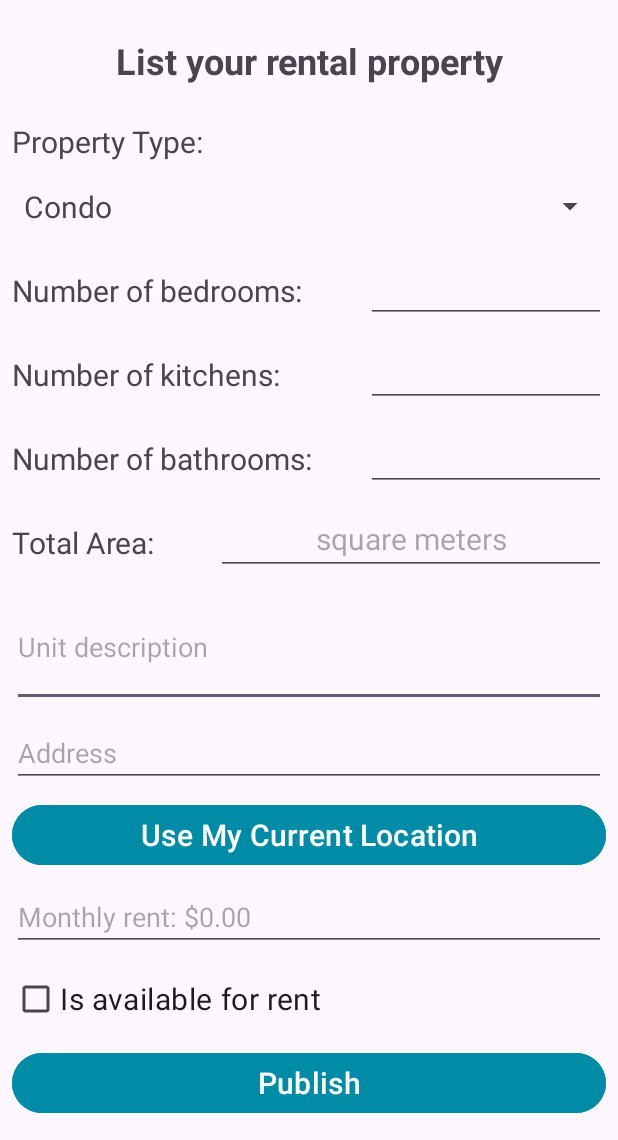
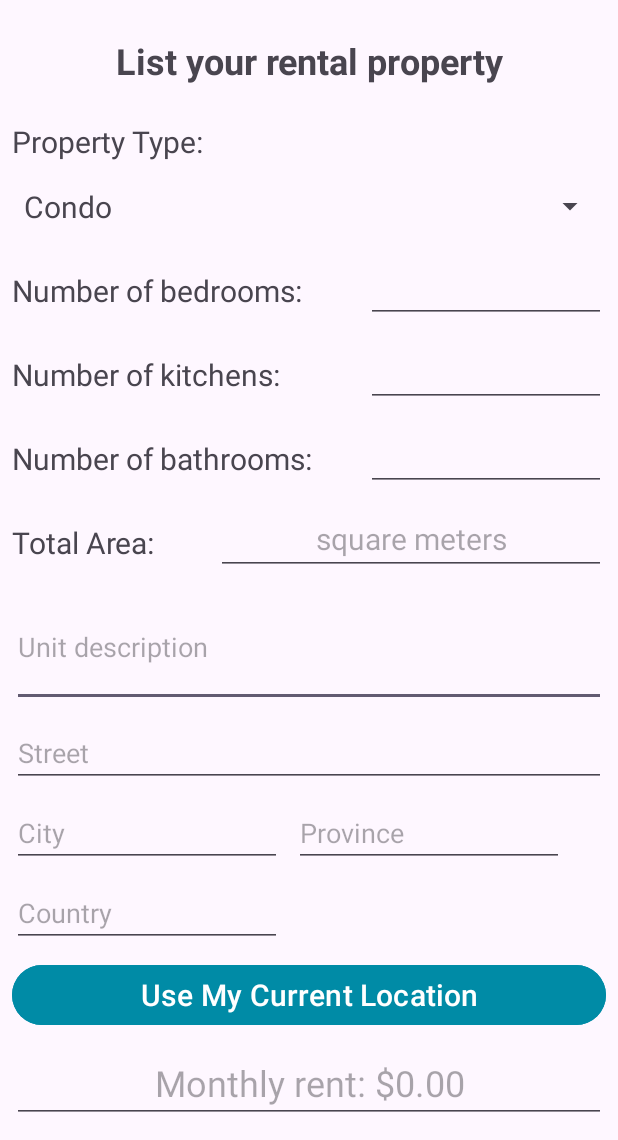
Before and after one commit to AlfieGBC/Group4_4Rent, an Android app: the RentalFormActivity screen opened directly, with no data from a screen before it, after a tap on "Search", on a phone screen of 412 x 824 dp, the part 96-1236 px from its top. Run offline under Robolectric (Android 15) with nearby library versions, the phone set to English and light mode, and no system bars.

```diff
--- a/app/src/main/res/layout/activity_rental_form.xml
+++ b/app/src/main/res/layout/activity_rental_form.xml
@@ -178,10 +178,36 @@
             android:layout_width="match_parent"
             android:layout_height="wrap_content"
             android:layout_margin="8dp"
-            android:hint="Address"
+            android:hint="Street"
             app:layout_constraintStart_toStartOf="parent"
             app:layout_constraintTop_toBottomOf="@+id/et_description" />
 
+        <EditText
+            android:id="@+id/et_address_city"
+            android:layout_width="180dp"
+            android:layout_height="wrap_content"
+            android:layout_margin="8dp"
+            android:hint="City"
+            app:layout_constraintStart_toStartOf="parent"
+            app:layout_constraintTop_toBottomOf="@+id/et_address" />
+
+        <EditText
+            android:id="@+id/et_address_province"
+            android:layout_width="180dp"
+            android:layout_height="wrap_content"
+            android:layout_margin="8dp"
+            android:hint="Province"
+            app:layout_constraintStart_toEndOf="@+id/et_address_city"
+            app:layout_constraintTop_toBottomOf="@+id/et_address" />
+
+        <EditText
+            android:id="@+id/et_address_country"
+            android:layout_width="180dp"
+            android:layout_height="wrap_content"
+            android:layout_margin="8dp"
+            android:hint="Country"
+            app:layout_constraintStart_toStartOf="parent"
+            app:layout_constraintTop_toBottomOf="@+id/et_address_city" />
 
         <Button
             android:id="@+id/btn_get_position"
@@ -192,7 +218,7 @@
             android:text="Use My Current Location"
             android:textSize="20sp"
             app:layout_constraintStart_toStartOf="parent"
-            app:layout_constraintTop_toBottomOf="@+id/et_address" />
+            app:layout_constraintTop_toBottomOf="@+id/et_address_country" />
 
         <EditText
             android:id="@+id/et_rent"
@@ -200,6 +226,8 @@
             android:layout_height="wrap_content"
             android:layout_margin="8dp"
             android:hint="Monthly rent: $0.00"
+            android:textAlignment="center"
+            android:textSize="24sp"
             android:inputType="numberDecimal"
             app:layout_constraintStart_toStartOf="parent"
             app:layout_constraintTop_toBottomOf="@+id/btn_get_position" />
```
Also changed, not shown: app/src/main/java/com/pp/a4rent/RentalFormActivity.kt (+38 -6 lines).
